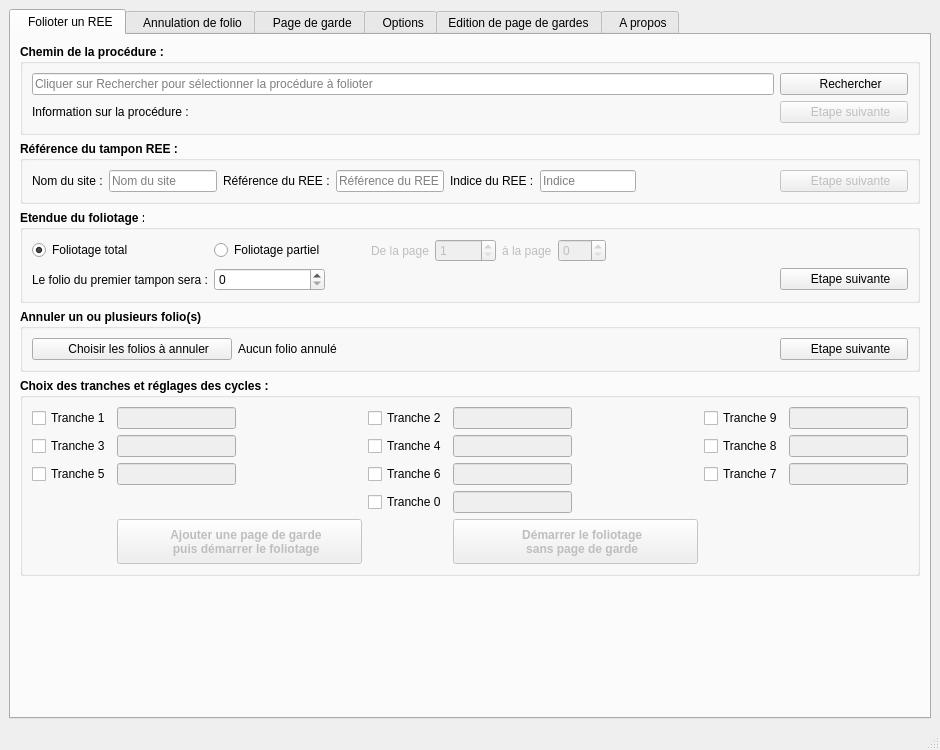
First picture: the form in mainwindow.ui, repository alwendya/REEMakerQT, before the edit.
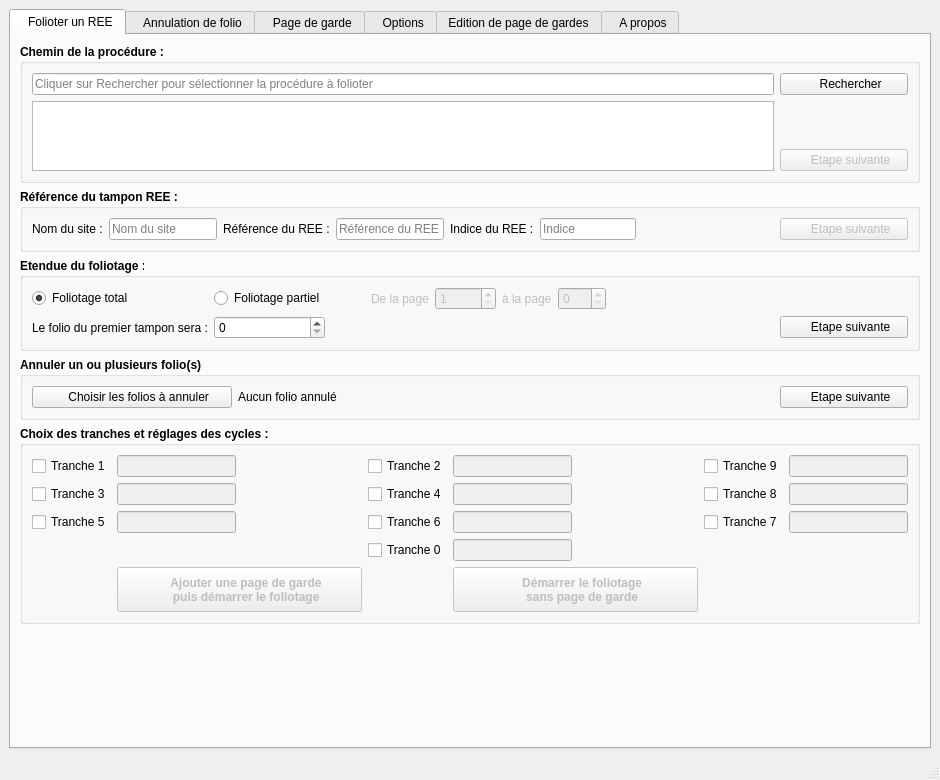
Second picture: the form after the edit. The open tabs and pages were chosen to show the change. Icons and pictures are not drawn. Custom widgets are drawn as their Qt base class.

```diff
--- a/mainwindow.ui
+++ b/mainwindow.ui
@@ -7,13 +7,13 @@
     <x>0</x>
     <y>0</y>
     <width>940</width>
-    <height>750</height>
+    <height>780</height>
    </rect>
   </property>
   <property name="minimumSize">
    <size>
     <width>940</width>
-    <height>750</height>
+    <height>780</height>
    </size>
   </property>
   <property name="baseSize">
@@ -496,39 +496,86 @@
            <string>Chemin de la procédure :</string>
           </property>
           <layout class="QGridLayout" name="gridLayout_4">
-           <item row="1" column="0">
-            <widget class="QLabel" name="label">
+           <item row="2" column="0" rowspan="2" colspan="2">
+            <widget class="QListWidget" name="FolioListeINFO">
              <property name="sizePolicy">
-              <sizepolicy hsizetype="Preferred" vsizetype="Preferred">
+              <sizepolicy hsizetype="Expanding" vsizetype="Fixed">
                <horstretch>0</horstretch>
                <verstretch>0</verstretch>
               </sizepolicy>
              </property>
+             <property name="minimumSize">
+              <size>
+               <width>0</width>
+               <height>70</height>
+              </size>
+             </property>
+             <property name="maximumSize">
+              <size>
+               <width>16777215</width>
+               <height>70</height>
+              </size>
+             </property>
              <property name="font">
               <font>
+               <pointsize>8</pointsize>
                <bold>false</bold>
               </font>
              </property>
-             <property name="text">
-              <string>Information sur la procédure : </string>
+             <property name="contextMenuPolicy">
+              <enum>Qt::CustomContextMenu</enum>
+             </property>
+             <property name="alternatingRowColors">
+              <bool>false</bool>
              </property>
             </widget>
            </item>
-           <item row="1" column="1">
-            <widget class="QLabel" name="Folioter_Label_InformationPDF">
+           <item row="3" column="2">
+            <widget class="QPushButton" name="Folioter_Btn_EtapeSuivante1">
+             <property name="enabled">
+              <bool>false</bool>
+             </property>
              <property name="sizePolicy">
-              <sizepolicy hsizetype="Expanding" vsizetype="Preferred">
+              <sizepolicy hsizetype="Fixed" vsizetype="Fixed">
                <horstretch>0</horstretch>
                <verstretch>0</verstretch>
               </sizepolicy>
              </property>
+             <property name="minimumSize">
+              <size>
+               <width>128</width>
+               <height>0</height>
+              </size>
+             </property>
+             <property name="maximumSize">
+              <size>
+               <width>128</width>
+               <height>16777215</height>
+              </size>
+             </property>
+             <property name="baseSize">
+              <size>
+               <width>0</width>
+               <height>0</height>
+              </size>
+             </property>
              <property name="font">
               <font>
-               <bold>true</bold>
+               <bold>false</bold>
               </font>
              </property>
              <property name="text">
-              <string/>
+              <string>    Etape suivante</string>
+             </property>
+             <property name="icon">
+              <iconset resource="Resource.qrc">
+               <normaloff>:/Next24</normaloff>:/Next24</iconset>
+             </property>
+             <property name="iconSize">
+              <size>
+               <width>24</width>
+               <height>24</height>
+              </size>
              </property>
             </widget>
            </item>
@@ -547,59 +594,7 @@
              </property>
             </widget>
            </item>
-           <item row="1" column="3">
-            <widget class="QPushButton" name="Folioter_Btn_EtapeSuivante1">
-             <property name="enabled">
-              <bool>false</bool>
-             </property>
-             <property name="sizePolicy">
-              <sizepolicy hsizetype="Fixed" vsizetype="Fixed">
-               <horstretch>0</horstretch>
-               <verstretch>0</verstretch>
-              </sizepolicy>
-             </property>
-             <property name="minimumSize">
-              <size>
-               <width>128</width>
-               <height>0</height>
-              </size>
-             </property>
-             <property name="maximumSize">
-              <size>
-               <width>128</width>
-               <height>16777215</height>
-              </size>
-             </property>
-             <property name="baseSize">
-              <size>
-               <width>0</width>
-               <height>0</height>
-              </size>
-             </property>
-             <property name="font">
-              <font>
-               <bold>false</bold>
-              </font>
-             </property>
-             <property name="statusTip">
-              <string>Passer à l'étape suivante du foliotage</string>
-             </property>
-             <property name="text">
-              <string>    Etape suivante</string>
-             </property>
-             <property name="icon">
-              <iconset resource="Resource.qrc">
-               <normaloff>:/Next24</normaloff>:/Next24</iconset>
-             </property>
-             <property name="iconSize">
-              <size>
-               <width>24</width>
-               <height>24</height>
-              </size>
-             </property>
-            </widget>
-           </item>
-           <item row="0" column="3">
+           <item row="0" column="2">
             <widget class="QPushButton" name="Folioter_Btn_RechercherPDF">
              <property name="sizePolicy">
               <sizepolicy hsizetype="Fixed" vsizetype="Fixed">
@@ -639,6 +634,24 @@
              </property>
             </widget>
            </item>
+           <item row="2" column="2">
+            <widget class="QLabel" name="Folioter_Label_InformationPDF">
+             <property name="sizePolicy">
+              <sizepolicy hsizetype="Preferred" vsizetype="Preferred">
+               <horstretch>0</horstretch>
+               <verstretch>0</verstretch>
+              </sizepolicy>
+             </property>
+             <property name="font">
+              <font>
+               <bold>true</bold>
+              </font>
+             </property>
+             <property name="text">
+              <string/>
+             </property>
+            </widget>
+           </item>
           </layout>
          </widget>
         </item>
```
Left out of the diff: 676 changed lines with no effect on the pictures.
